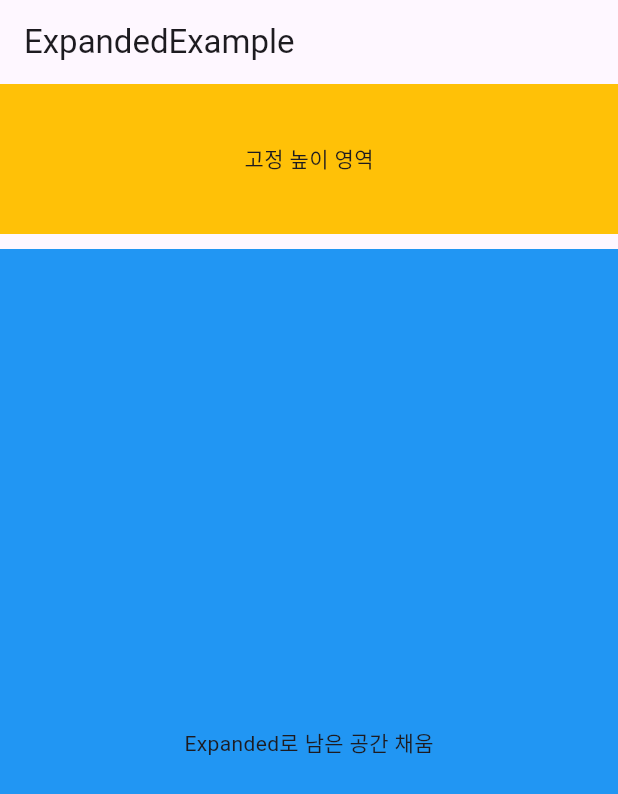
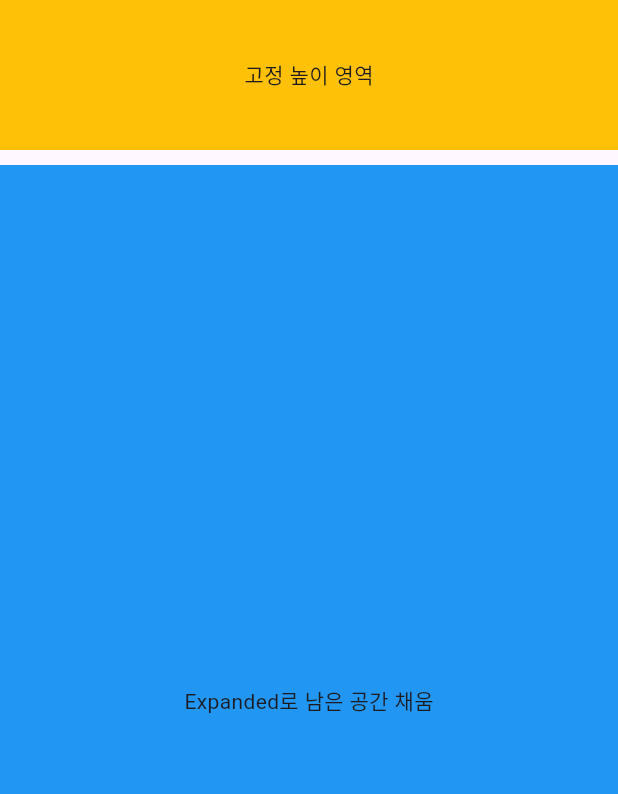
Before and after one commit to KimCookk/flutter_practice_examples, a Flutter app: the ExpandedExample widget shown alone on an empty page, opened directly, on a phone screen of 412 x 824 dp. Shown: the top 794 px of the screen. Run offline on Flutter 3.47's test engine with Material 3 defaults, Android fonts, the phone set to English and light mode, and no system bars.

Commit message:
예제 적용 및 기존 예제 형태 변경

```diff
--- a/lib/examples/03_expanded/expanded_example.dart
+++ b/lib/examples/03_expanded/expanded_example.dart
@@ -6,11 +6,7 @@ class ExpandedExample extends StatelessWidget {
   @override
   Widget build(BuildContext context) {
     // TODO: implement build
-    return Scaffold(
-      appBar: AppBar(
-        title: Text("ExpandedExample"),
-      ),
-      body: Column(
+    return Column(
       children: [
         Container(
           height: 100,
@@ -31,7 +27,6 @@ class ExpandedExample extends StatelessWidget {
           ),
         ),
       ],
-      ),
     );
   }
 }
```
Also changed, not shown: lib/examples/01_column_row/column_row_example.dart (+1 -6 lines), lib/examples/02_widget_size/widget_size_example.dart (+1 -6 lines), lib/main.dart (+24 -7 lines). Lines whose indentation alone changed are shown as unchanged.
